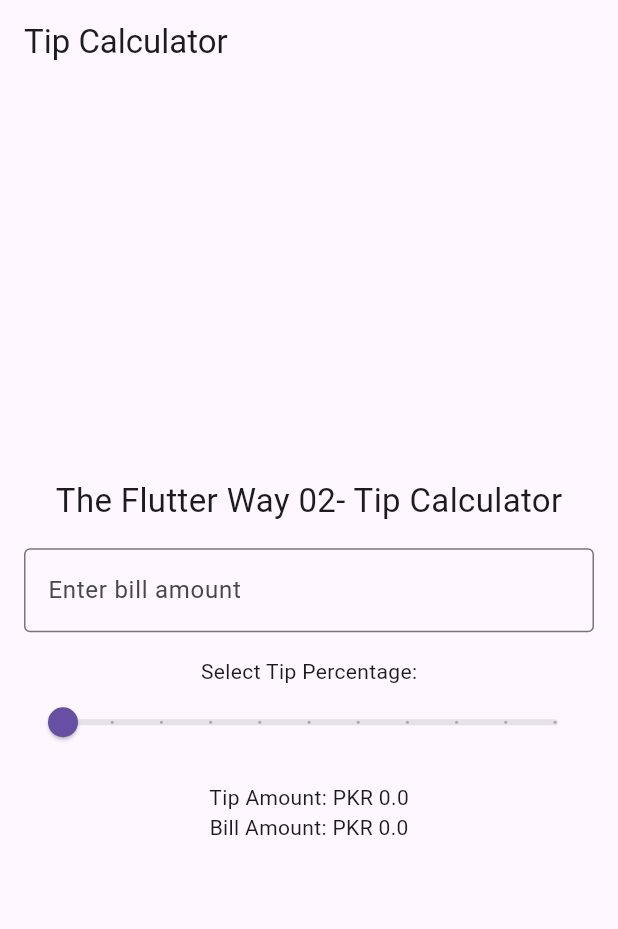
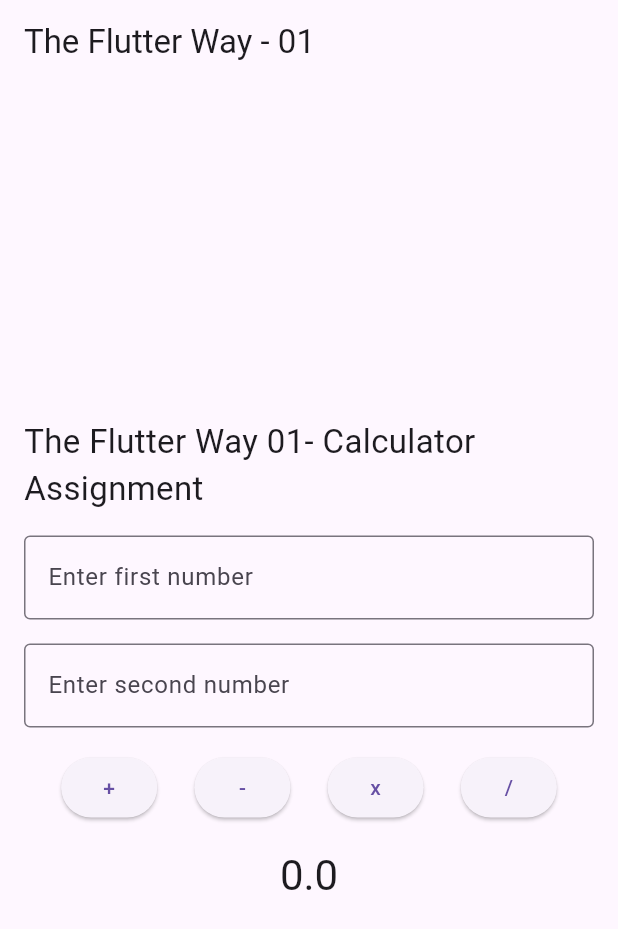
Before and after one commit to abdulazizniazi-mset/introduction-to-flutter-and-dart, a Flutter app: the screen it shows after launch, after a tap on an icon or button, on a phone screen of 412 x 824 dp. Shown: the top 929 px of the screen. Run offline on Flutter 3.47's test engine with Material 3 defaults, Android fonts, the phone set to English and light mode, and no system bars.

```diff
--- a/lib/bottom_nav.dart
+++ b/lib/component/bottom_nav.dart
@@ -1,8 +1,8 @@
 import 'package:flutter/material.dart';
-import 'package:introduction_to_flutter_and_dart/cart_manager.dart';
+import 'package:introduction_to_flutter_and_dart/util/cart_manager.dart';
 import 'package:provider/provider.dart';
 
-import 'data/strings.dart';
+import '../data/strings.dart';
 
 class AppBottomNav extends StatefulWidget {
   AppBottomNav({super.key, required this.onIndexChanged});
--- a/lib/component/list_item.dart
+++ b/lib/component/list_item.dart
@@ -1,5 +1,5 @@
 import 'package:flutter/material.dart';
-import 'package:introduction_to_flutter_and_dart/cart_manager.dart';
+import 'package:introduction_to_flutter_and_dart/util/cart_manager.dart';
 import 'package:introduction_to_flutter_and_dart/data/models/grocery_item.dart';
 import 'package:introduction_to_flutter_and_dart/data/styles.dart';
 import 'package:provider/provider.dart';
--- /dev/null
+++ b/lib/screens/calculator_screen.dart
@@ -0,0 +1,124 @@
+import 'package:flutter/material.dart';
+import 'package:flutter/services.dart';
+import 'package:introduction_to_flutter_and_dart/util/assignment_one_util.dart';
+import 'package:provider/provider.dart';
+
+class Calculator extends StatefulWidget {
+
+  @override
+  State<Calculator> createState() => _CalculatorState();
+}
+
+class _CalculatorState extends State<Calculator> {
+
+  double _result = 0.0;
+  var controllerNum1 = TextEditingController();
+  var controllerNum2 = TextEditingController();
+  void setCounter(counter) {
+    setState(() {
+      _result = counter;
+    });
+  }
+
+
+  @override
+  Widget build(BuildContext context) {
+    var calcUtil = Provider.of<CalculatorAssignmentUtil>(context);
+    return MaterialApp(
+      home: Scaffold(
+        appBar: AppBar(
+
+          title: const Text("The Flutter Way - 01"),
+        ),
+        body: Center(
+
+          child: Column(
+            mainAxisAlignment: MainAxisAlignment.center,
+            children: [
+              Padding(
+                padding: const EdgeInsets.all(16.0),
+                child: Column(
+                  children: <Widget>[
+                    const Text(
+                      'The Flutter Way 01- Calculator Assignment',
+                      style: TextStyle(fontSize: 22.0),
+                    ),
+                    const SizedBox(
+                      height: 16.0,
+                    ),
+                    TextField(
+                        controller: controllerNum1,
+                        decoration: const InputDecoration(
+                          border: OutlineInputBorder(),
+                          labelText: 'Enter first number',
+                        ),
+                        keyboardType: TextInputType.number,
+                        inputFormatters: [
+                          FilteringTextInputFormatter.digitsOnly
+                        ]),
+                    const SizedBox(
+                      height: 16.0,
+                    ),
+                    TextField(
+                        controller: controllerNum2,
+                        decoration: const InputDecoration(
+                          border: OutlineInputBorder(),
+                          labelText: 'Enter second number',
+                        ),
+                        keyboardType: TextInputType.number,
+                        inputFormatters: [
+                          FilteringTextInputFormatter.digitsOnly
+                        ]),
+                    const SizedBox(
+                      height: 16.0,
+                    ),
+                    Row(
+                      mainAxisAlignment: MainAxisAlignment.spaceEvenly,
+                      children: [
+                        ElevatedButton(
+                          child: Text("+"),
+                          onPressed: () => setState((){
+                            _result = calcUtil.addNumbers(double.parse
+                            (controllerNum1.text),
+                              double.parse(controllerNum2.text));}),
+                        ),
+                        ElevatedButton(
+                          child: Text("-"),
+                          onPressed: () => setState((){
+                            _result = calcUtil.subtract(double.parse
+                            (controllerNum1.text),
+                              double.parse(controllerNum2.text));}),
+                        ),
+                        ElevatedButton(
+                          child: Text("x"),
+                          onPressed: () => setState((){
+                            _result = calcUtil.multiply(double.parse
+                            (controllerNum1.text),
+                              double.parse(controllerNum2.text));}),
+                        ),
+                        ElevatedButton(
+                          child: Text("/"),
+                          onPressed: () => setState((){
+                            _result = calcUtil.divide(double.parse
+                            (controllerNum1.text),
+                              double.parse(controllerNum2.text));}),
+                        ),
+                      ],
+                    ),
+                    const SizedBox(
+                      height: 16.0,
+                    ),
+                    Text(
+                      '$_result',
+                      style: Theme.of(context).textTheme.headlineMedium,
+                    ),
+                  ],
+                ),
+              ),
+            ],
+          ),
+        ), // This trailing comma makes auto-formatting nicer for build methods.
+      ),
+    );
+  }
+}
--- a/lib/cart.dart
+++ b/lib/screens/cart_screen.dart
@@ -1,8 +1,8 @@
 import 'package:flutter/material.dart';
-import 'package:introduction_to_flutter_and_dart/cart_manager.dart';
+import 'package:introduction_to_flutter_and_dart/util/cart_manager.dart';
 import 'package:provider/provider.dart';
 
-import 'data/styles.dart';
+import '../data/styles.dart';
 
 class CartScreen extends StatefulWidget {
   const CartScreen({super.key});
--- a/lib/screens/home.dart
+++ b/lib/screens/gorcery_home_screen.dart
@@ -1,31 +1,33 @@
 
 import 'package:flutter/material.dart';
-import 'package:introduction_to_flutter_and_dart/cart_manager.dart';
+import 'package:introduction_to_flutter_and_dart/util/cart_manager.dart';
+import 'package:introduction_to_flutter_and_dart/screens/settings_screen.dart';
 import 'package:provider/provider.dart';
 
-import '../bottom_nav.dart';
-import '../cart.dart';
+import '../component/bottom_nav.dart';
+import 'cart_screen.dart';
 import '../component/home_list.dart';
 import '../data/models/grocery_item.dart';
 import '../data/strings.dart';
 import '../data/styles.dart';
 import '../util/mock.dart';
 
-class HomePage extends StatefulWidget {
-  const HomePage({super.key});
+class GroceryHomePage extends StatefulWidget {
+  const GroceryHomePage({super.key});
 
   @override
   State<StatefulWidget> createState() {
-    return _HomePageState();
+    return _GroceryHomePageState();
   }
 }
 
-class _HomePageState extends State<HomePage> {
+class _GroceryHomePageState extends State<GroceryHomePage> {
   int pageIndex = 0;
   int totalItems = MockData().groceryItems.length;
   List<GroceryItem> cartItems = [];
   late CartScreen cartScreen;
-  final pages = <StatefulWidget>[const HomeList(), const CartScreen()];
+  final pages = <StatefulWidget>[const HomeList(), const CartScreen(),
+    const SettingsScreen()];
 
   void onIndexChanged(index) {
     setState(() {
--- /dev/null
+++ b/lib/util/assignment_one_util.dart
@@ -0,0 +1,13 @@
+import 'package:flutter/material.dart';
+
+class CalculatorAssignmentUtil extends ChangeNotifier{
+
+  double addNumbers(double num1, double num2) =>   num1 + num2;
+
+  double subtract(double num1, double num2) => num1 - num2;
+
+  double multiply(double num1, double num2) => num1 * num2;
+
+  double divide(double num1, double num2) =>  num1 / num2;
+
+}
```
Also changed, not shown: lib/screens/assignment_list.dart (+10 -4 lines), lib/screens/settings_screen.dart (added, +15 -0 lines), lib/screens/tip_calculator_screen.dart (renamed from lib/screens/tip_calculator.dart), lib/util/cart_manager.dart (renamed from lib/cart_manager.dart).
